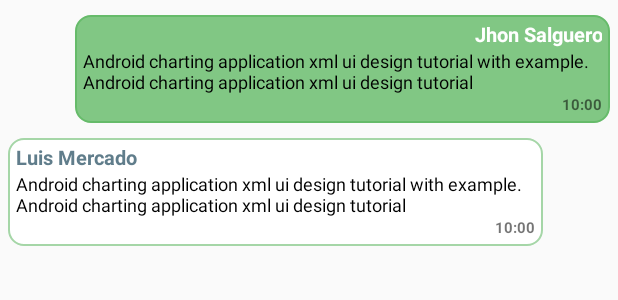
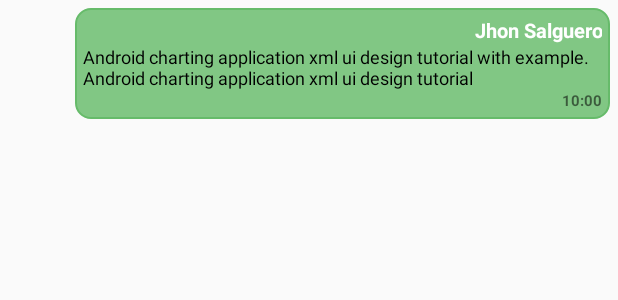
Before and after one commit to Android-BD/StudentChat, an Android app: the layout row_chat.xml on its own in the app's theme, with its tools: preview values and no code run, on a phone screen of 412 x 824 dp. Shown: the top 300 px of the screen. Run offline under Robolectric (Android 15) with nearby library versions, the phone set to English and light mode, and no system bars.

Commit message:
chat final

```diff
--- a/app/src/main/java/com/seef/chat/student/studentchat/activities/LoginActivity.java
+++ b/app/src/main/java/com/seef/chat/student/studentchat/activities/LoginActivity.java
@@ -165,7 +165,7 @@ public class LoginActivity extends AppCompatActivity implements GoogleApiClient.
                     User user = child.getValue(User.class);
                     if (user.getId().equals(account.getId().toString())) {
                         addIdUserSharePreference(account);
-                        break;
+                        return;
                     }
                 }
                 addIdUserSharePreference(account);
--- a/app/src/main/res/layout/row_chat.xml
+++ b/app/src/main/res/layout/row_chat.xml
@@ -4,7 +4,7 @@
     android:layout_height="wrap_content">
 
     <LinearLayout
-        android:gravity="right"
+        android:gravity="left"
         android:id="@+id/linearSend"
         android:layout_width="match_parent"
         android:layout_height="wrap_content"
@@ -14,12 +14,13 @@
 
 
         <LinearLayout
+            android:id="@+id/linearContent"
             android:layout_width="match_parent"
             android:orientation="vertical"
             android:background="@drawable/chat_right"
             android:layout_height="wrap_content"
-            android:layout_marginTop="10dp"
-            android:paddingTop="3dp"
+            android:layout_marginTop="5dp"
+            android:paddingTop="5dp"
             android:paddingLeft="5dp"
             android:paddingRight="5dp"
             android:paddingBottom="5dp">
@@ -55,55 +56,4 @@
 
     </LinearLayout>
 
-    <LinearLayout
-        android:id="@+id/linearReceived"
-        android:gravity="left"
-        android:layout_width="match_parent"
-        android:layout_height="wrap_content"
-        android:layout_marginLeft="5dp"
-        android:layout_marginRight="50dp">
-
-        <LinearLayout
-            android:layout_width="match_parent"
-            android:orientation="vertical"
-            android:background="@drawable/chat_left"
-            android:layout_height="wrap_content"
-            android:layout_marginTop="10dp"
-            android:paddingTop="3dp"
-            android:paddingLeft="5dp"
-            android:paddingRight="5dp"
-            android:paddingBottom="5dp">
-
-            <TextView
-                android:layout_width="match_parent"
-                android:layout_height="wrap_content"
-                android:text="Luis Mercado"
-                android:gravity="left"
-                android:textColor="#607D8B"
-                android:textStyle="bold"
-                android:textSize="13sp"
-                android:id="@+id/txtUserReceived" />
-
-            <TextView
-                android:id="@+id/txtMessageReceived"
-                android:layout_width="match_parent"
-                android:textSize="12sp"
-                android:layout_height="wrap_content"
-                android:text="Android charting application xml ui design tutorial with example. Android charting application xml ui design tutorial"
-                android:textColor="@color/colorBlack" />
-
-            <TextView
-                android:id="@+id/txtHoraReceived"
-                android:gravity="right"
-                android:textStyle="bold"
-                android:text="10:00"
-                android:textSize="10dp"
-                android:layout_width="match_parent"
-                android:layout_height="wrap_content" />
-
-        </LinearLayout>
-
-
-    </LinearLayout>
-
 </LinearLayout>
--- a/app/src/main/res/values/colors.xml
+++ b/app/src/main/res/values/colors.xml
@@ -11,4 +11,6 @@
     <color name="colorDivider">#BDBDBD</color>
     <color name="colorMessageLeft">#3F51B5</color>
     <color name="colorFontmessage">#CFD8DC</color>
+    <color name="userSend">#FFF</color>
+    <color name="userReceived">#607D8B</color>
 </resources>
```
Also changed, not shown: app/src/main/java/com/seef/chat/student/studentchat/activities/ChatActivity.java (+42 -9 lines), app/src/main/java/com/seef/chat/student/studentchat/adapters/ChatAdapter.java (+73 -35 lines), app/src/main/res/layout/activity_chat.xml (+15 -5 lines), 1 other file.
